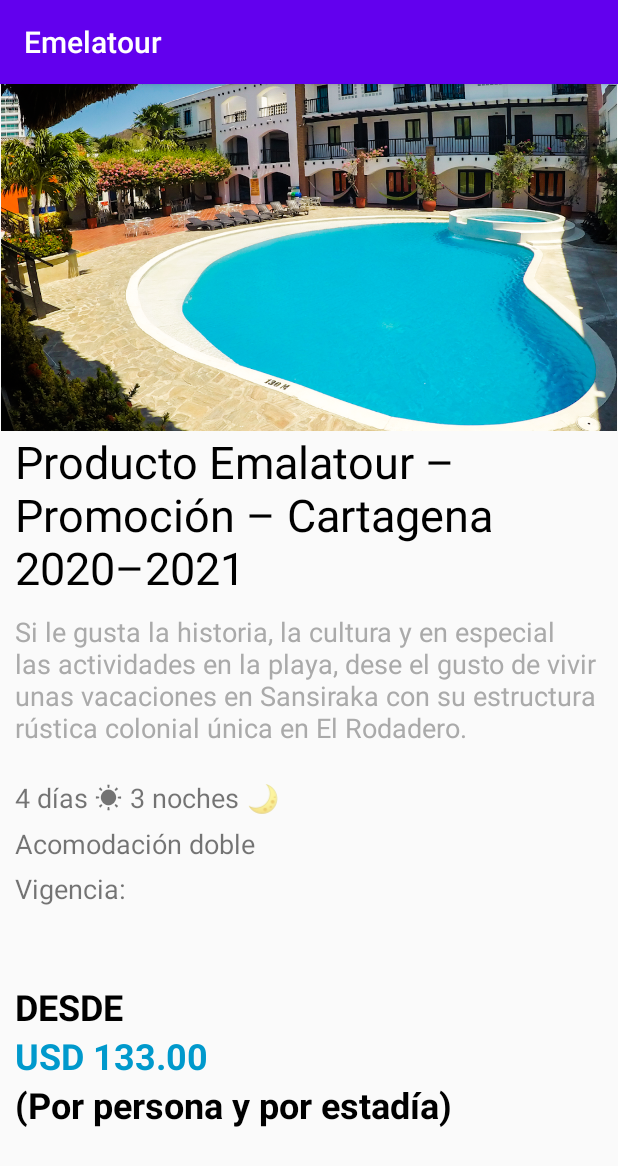
After one commit to ghostspook/Emelatour, an Android app: the CartagenaActivity screen opened directly, with no data from a screen before it, on a phone screen of 412 x 824 dp. The commit adds this screen. Shown: the top 1166 px of the screen. Run offline under Robolectric (Android 15) with nearby library versions, the phone set to English and light mode, and no system bars.

Commit message:
CartagenaActivity

```diff
--- a/app/src/main/AndroidManifest.xml
+++ b/app/src/main/AndroidManifest.xml
@@ -9,6 +9,7 @@
         android:roundIcon="@mipmap/ic_launcher_round"
         android:supportsRtl="true"
         android:theme="@style/AppTheme">
+        <activity android:name=".CartagenaActivity" />
         <activity android:name=".MexicoCityActivity" />
         <activity android:name=".CancunActivity" />
         <activity android:name=".PromoActivity" />
--- /dev/null
+++ b/app/src/main/java/com/example/emelatour/CartagenaActivity.java
@@ -0,0 +1,14 @@
+package com.example.emelatour;
+
+import androidx.appcompat.app.AppCompatActivity;
+
+import android.os.Bundle;
+
+public class CartagenaActivity extends AppCompatActivity {
+
+    @Override
+    protected void onCreate(Bundle savedInstanceState) {
+        super.onCreate(savedInstanceState);
+        setContentView(R.layout.activity_cartagena);
+    }
+}
--- a/app/src/main/java/com/example/emelatour/MainActivity.java
+++ b/app/src/main/java/com/example/emelatour/MainActivity.java
@@ -15,6 +15,13 @@ public class MainActivity extends AppCompatActivity {
         setContentView(R.layout.activity_main);
     }
 
+    public void onCartagenaImageClick(View view)
+    {
+        Log.d("MainActivity", "Image clicked");
+        Intent intent = new Intent(this, CartagenaActivity.class);
+        startActivity(intent);
+    }
+
     public void onCancunImageClick(View view)
     {
         Log.d("MainActivity", "Image clicked");
--- /dev/null
+++ b/app/src/main/res/layout/activity_cartagena.xml
@@ -0,0 +1,137 @@
+<?xml version="1.0" encoding="utf-8"?>
+<androidx.constraintlayout.widget.ConstraintLayout xmlns:android="http://schemas.android.com/apk/res/android"
+    xmlns:app="http://schemas.android.com/apk/res-auto"
+    xmlns:tools="http://schemas.android.com/tools"
+    android:layout_width="match_parent"
+    android:layout_height="match_parent"
+    tools:context=".CartagenaActivity">
+
+    <ScrollView
+        android:layout_width="match_parent"
+        android:layout_height="match_parent">
+
+        <LinearLayout
+            android:layout_width="match_parent"
+            android:layout_height="wrap_content"
+            android:orientation="vertical" >
+
+            <ImageView
+                android:id="@+id/imageView5"
+                android:layout_width="match_parent"
+                android:layout_height="wrap_content"
+                android:adjustViewBounds="true"
+                android:contentDescription="@string/cartagena"
+                android:scaleType="fitCenter"
+                app:srcCompat="@drawable/sansiraka" />
+
+            <LinearLayout
+                android:layout_width="match_parent"
+                android:layout_height="match_parent"
+                android:layout_marginLeft="10dp"
+                android:layout_marginRight="10dp"
+                android:orientation="vertical">
+
+                <TextView
+                    android:id="@+id/textView9"
+                    android:layout_width="match_parent"
+                    android:layout_height="wrap_content"
+                    android:text="@string/promo_cartagena_title"
+                    android:textColor="@android:color/black"
+                    android:textSize="30sp" />
+
+                <TextView
+                    android:id="@+id/textView10"
+                    android:layout_width="match_parent"
+                    android:layout_height="wrap_content"
+                    android:layout_marginTop="10dp"
+                    android:text="@string/promo_cartagena_description"
+                    android:textColor="@android:color/darker_gray"
+                    android:textSize="18sp" />
+
+                <LinearLayout
+                    android:layout_width="match_parent"
+                    android:layout_height="match_parent"
+                    android:layout_marginTop="20dp"
+                    android:orientation="horizontal">
+
+                    <TextView
+                        android:id="@+id/textView11"
+                        android:layout_width="wrap_content"
+                        android:layout_height="wrap_content"
+                        android:text="@string/promo_cartagena_days"
+                        android:textSize="18sp" />
+
+                    <TextView
+                        android:id="@+id/textView12"
+                        android:layout_width="wrap_content"
+                        android:layout_height="wrap_content"
+                        android:layout_marginStart="5dp"
+                        android:layout_marginLeft="5dp"
+                        android:text="@string/promo_cartagena_nights"
+                        android:textSize="18sp" />
+
+                </LinearLayout>
+
+                <LinearLayout
+                    android:layout_width="match_parent"
+                    android:layout_height="match_parent"
+                    android:layout_marginTop="5dp"
+                    android:orientation="horizontal">
+
+                    <TextView
+                        android:id="@+id/textView13"
+                        android:layout_width="0dp"
+                        android:layout_height="wrap_content"
+                        android:layout_weight="1"
+                        android:text="@string/promo_cartagena_accomodation"
+                        android:textSize="18sp" />
+                </LinearLayout>
+
+                <LinearLayout
+                    android:layout_width="match_parent"
+                    android:layout_height="match_parent"
+                    android:layout_marginTop="5dp"
+                    android:orientation="horizontal">
+
+                    <TextView
+                        android:id="@+id/textView14"
+                        android:layout_width="0dp"
+                        android:layout_height="wrap_content"
+                        android:layout_weight="1"
+                        android:text="@string/promo_cartagena_valid_trough"
+                        android:textSize="18sp" />
+
+                </LinearLayout>
+
+                <TextView
+                    android:id="@+id/textView15"
+                    android:layout_width="match_parent"
+                    android:layout_height="wrap_content"
+                    android:layout_marginTop="50dp"
+                    android:text="@string/from"
+                    android:textColor="@android:color/black"
+                    android:textSize="24sp"
+                    android:textStyle="bold" />
+
+                <TextView
+                    android:id="@+id/textView16"
+                    android:layout_width="match_parent"
+                    android:layout_height="wrap_content"
+                    android:text="@string/promo_cartagena_price"
+                    android:textColor="@android:color/holo_blue_dark"
+                    android:textSize="24sp"
+                    android:textStyle="bold" />
+
+                <TextView
+                    android:id="@+id/textView17"
+                    android:layout_width="match_parent"
+                    android:layout_height="wrap_content"
+                    android:text="@string/per_guest_per_stay"
+                    android:textColor="@android:color/black"
+                    android:textSize="24sp"
+                    android:textStyle="bold" />
+            </LinearLayout>
+
+        </LinearLayout>
+    </ScrollView>
+</androidx.constraintlayout.widget.ConstraintLayout>
--- a/app/src/main/res/layout/activity_main.xml
+++ b/app/src/main/res/layout/activity_main.xml
@@ -285,6 +285,45 @@
                             android:layout_width="400dp"
                             android:layout_height="match_parent"
                             android:layout_weight="1"
+                            android:contentDescription="@string/bogota"
+                            android:scaleType="fitXY"
+                            app:srcCompat="@drawable/bogota" />
+                    </androidx.cardview.widget.CardView>
+
+                    <androidx.cardview.widget.CardView
+                        android:layout_width="0dp"
+                        android:layout_height="match_parent"
+                        android:layout_marginStart="10dp"
+                        android:layout_marginLeft="10dp"
+                        android:layout_weight="1"
+                        app:cardCornerRadius="8dp">
+
+                        <ImageView
+                            android:id="@+id/imageView11"
+                            android:layout_width="400dp"
+                            android:layout_height="match_parent"
+                            android:layout_weight="1"
+                            android:clickable="true"
+                            android:contentDescription="@string/cartagena"
+                            android:onClick="onCartagenaImageClick"
+                            android:scaleType="fitXY"
+                            app:srcCompat="@drawable/cartagena_2"
+                            android:focusable="true" />
+                    </androidx.cardview.widget.CardView>
+
+                    <androidx.cardview.widget.CardView
+                        android:layout_width="0dp"
+                        android:layout_height="match_parent"
+                        android:layout_marginStart="10dp"
+                        android:layout_marginLeft="10dp"
+                        android:layout_weight="1"
+                        app:cardCornerRadius="8dp">
+
+                        <ImageView
+                            android:id="@+id/imageView15"
+                            android:layout_width="400dp"
+                            android:layout_height="match_parent"
+                            android:layout_weight="1"
                             android:contentDescription="@string/san_andres"
                             android:scaleType="fitXY"
                             app:srcCompat="@drawable/san_andres_2" />
@@ -293,13 +332,13 @@
                     <androidx.cardview.widget.CardView
                         android:layout_width="0dp"
                         android:layout_height="match_parent"
+                        android:layout_marginStart="10dp"
                         android:layout_marginLeft="10dp"
                         android:layout_weight="1"
-                        app:cardCornerRadius="8dp"
-                        android:layout_marginStart="10dp">
+                        app:cardCornerRadius="8dp">
 
                         <ImageView
-                            android:id="@+id/imageView11"
+                            android:id="@+id/imageView16"
                             android:layout_width="400dp"
                             android:layout_height="match_parent"
                             android:layout_weight="1"
--- a/app/src/main/res/values/strings.xml
+++ b/app/src/main/res/values/strings.xml
@@ -44,4 +44,11 @@
     <string name="promo_mexico_city_accomodation">Acomodación doble</string>
     <string name="promo_mexico_city_valid_trough">Vigencia:</string>
     <string name="promo_mexico_city_price">USD 133.00</string>
+    <string name="promo_cartagena_title">Producto Emalatour – Promoción – Cartagena 2020–2021</string>
+    <string name="promo_cartagena_description">Si le gusta la historia, la cultura y en especial las actividades en la playa, dese el gusto de vivir unas vacaciones en Sansiraka con su estructura rústica colonial única en El Rodadero.</string>
+    <string name="promo_cartagena_days">4 días  &#9728;</string>
+    <string name="promo_cartagena_nights">3 noches &#127769;</string>
+    <string name="promo_cartagena_accomodation">Acomodación doble</string>
+    <string name="promo_cartagena_valid_trough">Vigencia:</string>
+    <string name="promo_cartagena_price">USD 133.00</string>
 </resources>
```
